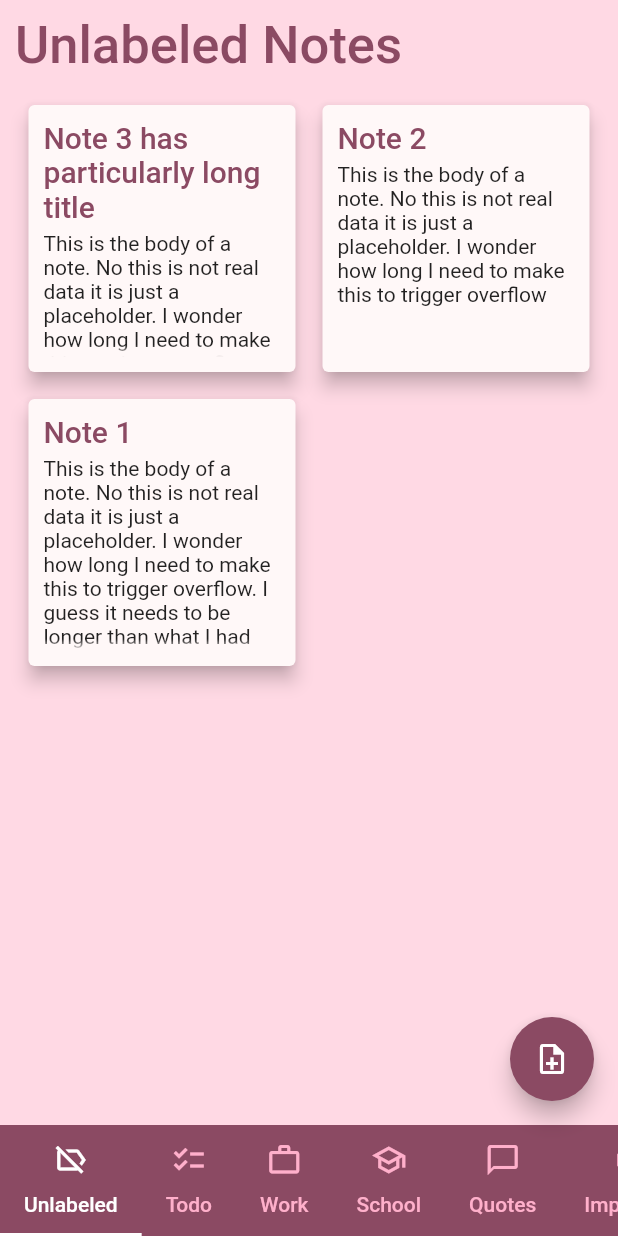
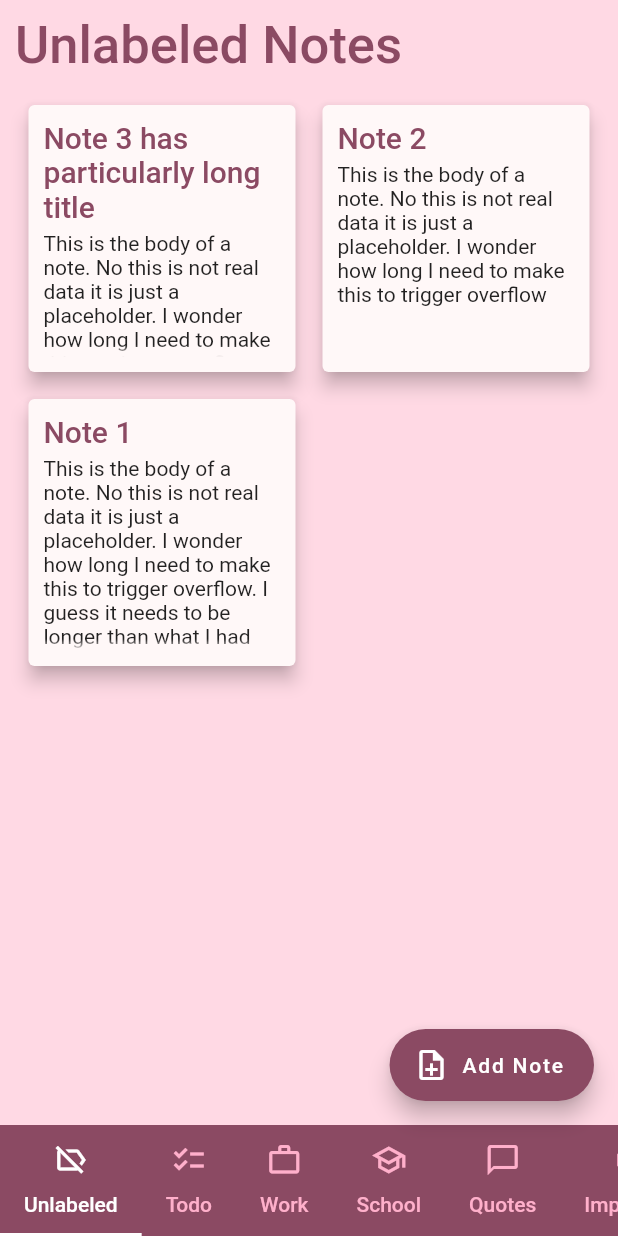
Before and after one commit to danratinac/cpd_notes_app_v2, a Flutter app: the screen it shows after launch, on a phone screen of 412 x 824 dp. Run offline on Flutter 3.47's test engine with Material 2 defaults, Android fonts, the light colour scheme and no system bars; our stand-ins replace fluttertoast.

Commit message:
added label to add note button

```diff
--- a/lib/main.dart
+++ b/lib/main.dart
@@ -135,7 +135,7 @@ class HomeScreen extends StatelessWidget {
             child: LabelsAppBar(),
           ),
         ),
-        floatingActionButton: FloatingActionButton(
+        floatingActionButton: FloatingActionButton.extended(
           onPressed: () {
             appState.changeCurrentLabel(0);
             Navigator.push(
@@ -145,7 +145,8 @@ class HomeScreen extends StatelessWidget {
           },
           backgroundColor: theme.colorScheme.primary,
           tooltip: 'Add Note',
-          child: const Icon(Icons.note_add_outlined),
+          label: const Text('Add Note'),
+          icon: const Icon(Icons.note_add_outlined),
         ),
       ),
     );
```
